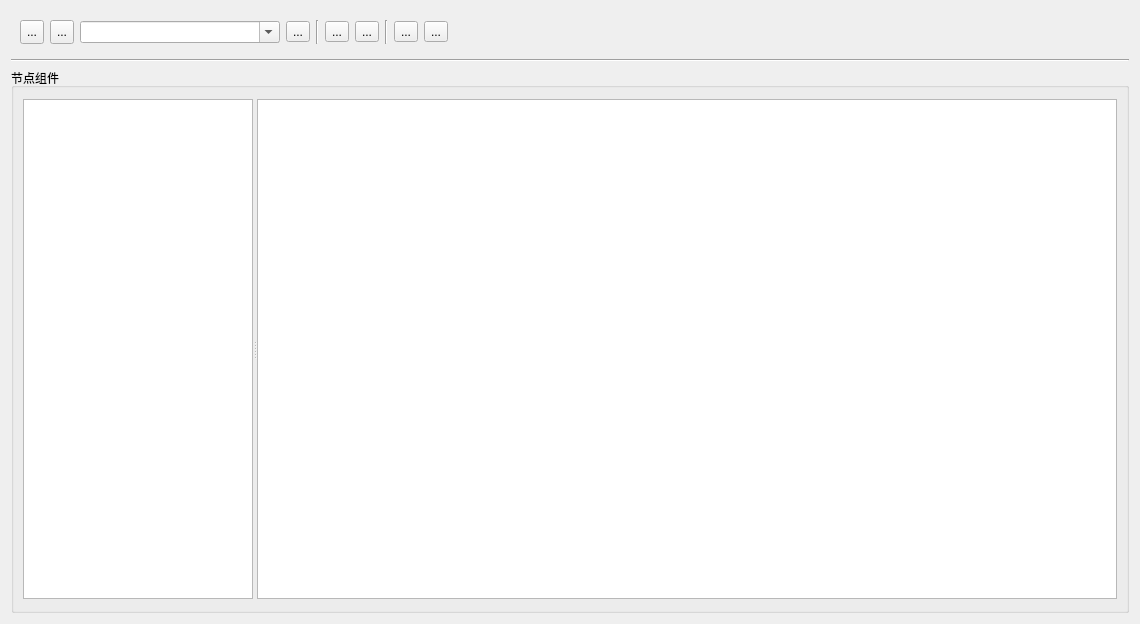
First picture: the form in dialogs/nodetreedialog.ui, repository L-Net-1992/ADAS_AD_Developer, before the edit.
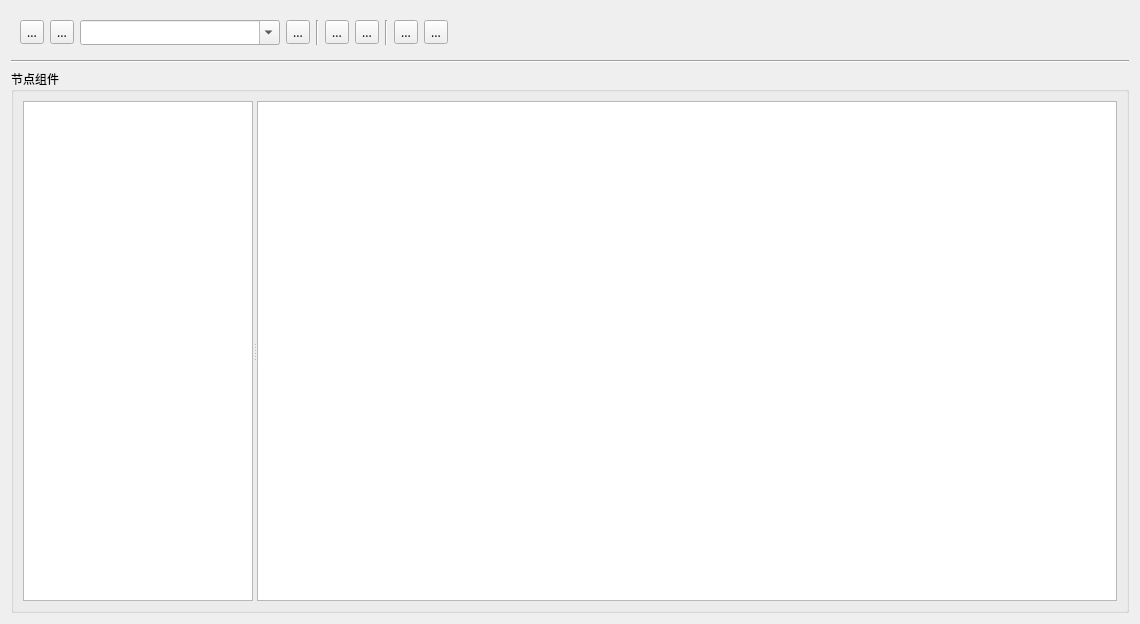
Second picture: the form after the edit. Icons and pictures are not drawn. Custom widgets are drawn as their Qt base class.

What changed in the file:
```diff
--- a/dialogs/nodetreedialog.ui
+++ b/dialogs/nodetreedialog.ui
@@ -19,6 +19,11 @@
     <verstretch>0</verstretch>
    </sizepolicy>
   </property>
+  <property name="font">
+   <font>
+    <family>方正准圆简体</family>
+   </font>
+  </property>
   <property name="windowTitle">
    <string>Library Browser</string>
   </property>
@@ -344,6 +349,11 @@
             </property>
             <item>
              <widget class="QTableWidget" name="tw_nodeModels">
+              <property name="font">
+               <font>
+                <family>方正准圆简体</family>
+               </font>
+              </property>
               <property name="styleSheet">
                <string notr="true">QTableWidget::item{padding:2px;}</string>
               </property>
```
